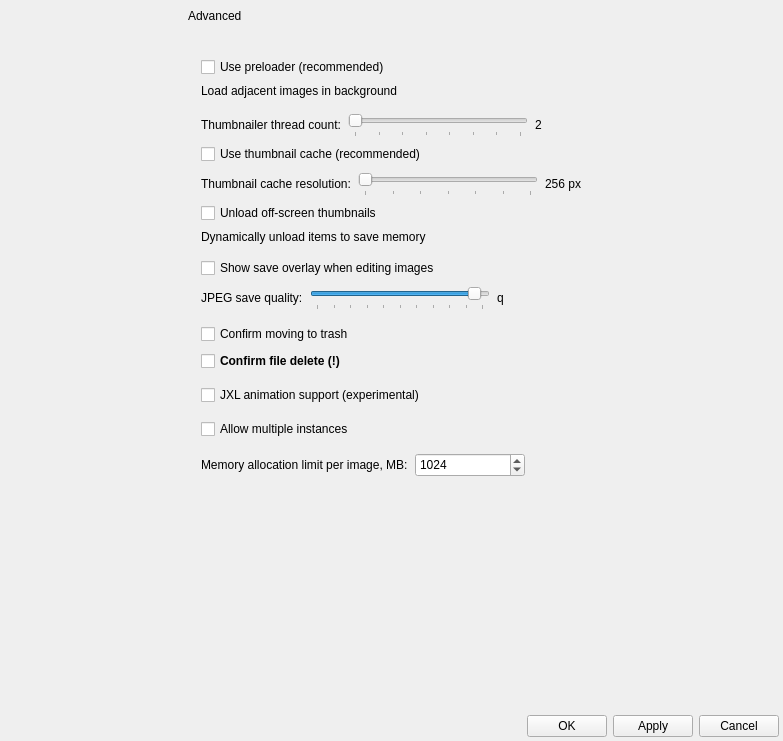
This is qimgv/gui/dialogs/settingsdialog.ui in hadoooooouken/qimgv-plus as Qt 5 draws it before an edit. The edited form follows.
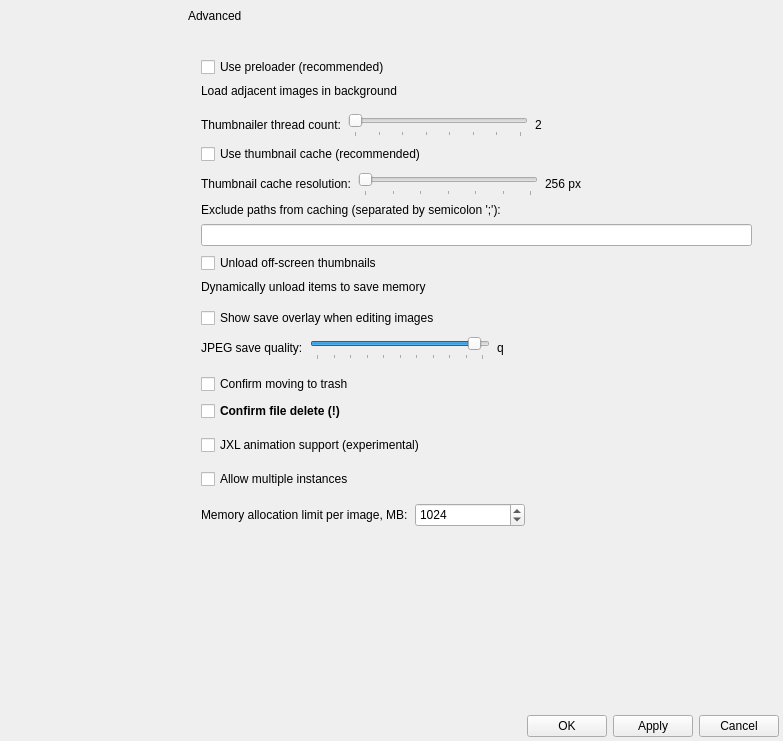
This is the edited form. The open tabs and pages were chosen to show the change. Custom widgets are drawn as their Qt base class.

Commit message: 1.0.3.1 +exclude from cache

The edit to the form file:
```diff
--- a/qimgv/gui/dialogs/settingsdialog.ui
+++ b/qimgv/gui/dialogs/settingsdialog.ui
@@ -4479,6 +4479,20 @@
                     </item>
                    </layout>
                   </item>
+                  <item>
+                   <widget class="QLabel" name="labelExcludedCachePaths">
+                    <property name="text">
+                     <string>Exclude paths from caching (separated by semicolon ';'):</string>
+                    </property>
+                   </widget>
+                  </item>
+                  <item>
+                   <widget class="QLineEdit" name="excludedCachePathsLineEdit">
+                    <property name="toolTip">
+                     <string>Paths to folders that should not be cached, separated by ';'. Example: D:\Downloads\1c_bases; E:\Tuts</string>
+                    </property>
+                   </widget>
+                  </item>
                   <item>
                    <widget class="QCheckBox" name="unloadThumbsCheckBox">
                     <property name="text">
```
The commit also changes 16 other files.
